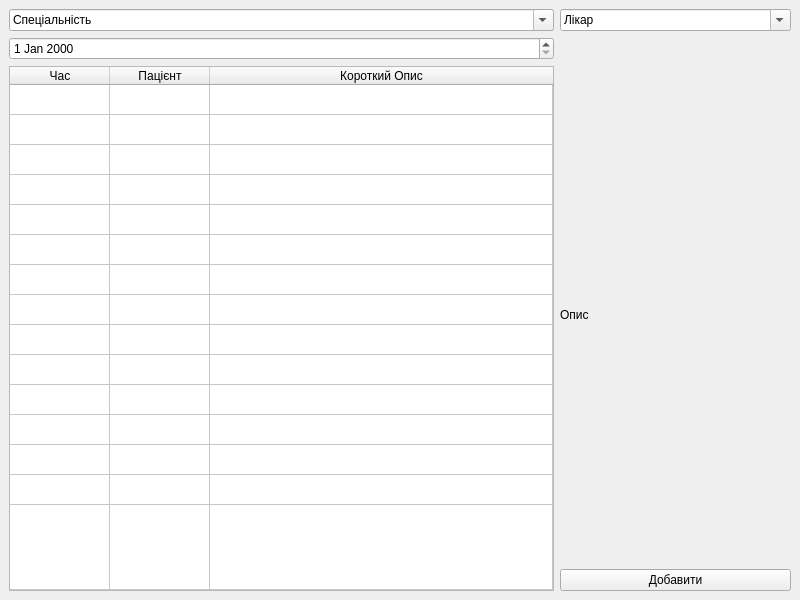
Qt form Courcework_18-19/MedicineCards/patientrecordswindow.ui (MaksWellFine/OOP) before a commit.
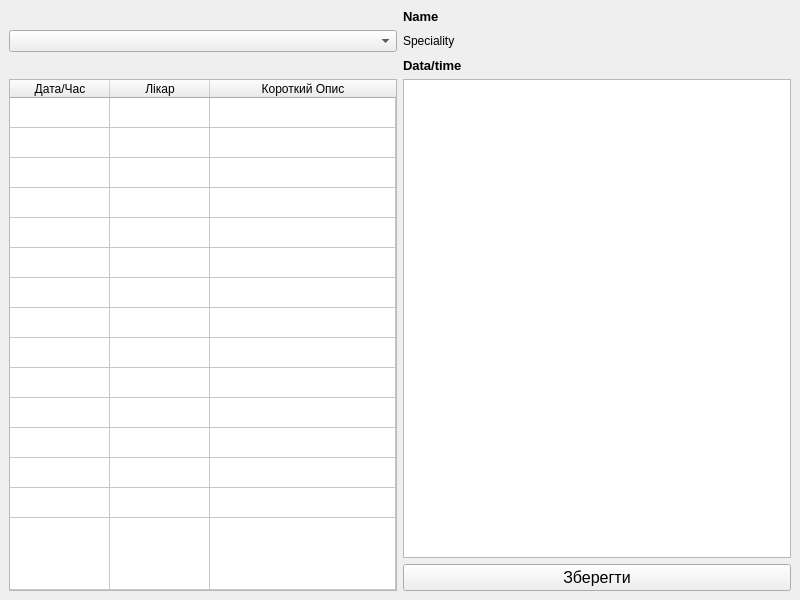
The same form after that commit.

```diff
--- a/Courcework_18-19/MedicineCards/patientrecordswindow.ui
+++ b/Courcework_18-19/MedicineCards/patientrecordswindow.ui
@@ -15,7 +15,10 @@
   </property>
   <widget class="QWidget" name="centralwidget">
    <layout class="QGridLayout" name="gridLayout">
-    <item row="2" column="0" rowspan="2">
+    <item row="3" column="1">
+     <widget class="QTextEdit" name="textEdit"/>
+    </item>
+    <item row="3" column="0" rowspan="2">
      <widget class="QTableWidget" name="tableWidgetPatientRecords">
       <property name="rowCount">
        <number>15</number>
@@ -61,12 +64,12 @@
       <row/>
       <column>
        <property name="text">
-        <string>Час</string>
+        <string>Дата/Час</string>
        </property>
       </column>
       <column>
        <property name="text">
-        <string>Пацієнт</string>
+        <string>Лікар</string>
        </property>
       </column>
       <column>
@@ -76,36 +79,55 @@
       </column>
      </widget>
     </item>
-    <item row="3" column="1">
+    <item row="4" column="1">
      <widget class="QPushButton" name="btnAdd">
-      <property name="text">
-       <string>Добавити</string>
+      <property name="font">
+       <font>
+        <pointsize>12</pointsize>
+       </font>
       </property>
-     </widget>
-    </item>
-    <item row="0" column="0">
-     <widget class="QFontComboBox" name="fontComboBox">
-      <property name="currentText">
-       <string>Спеціальність</string>
+      <property name="text">
+       <string>Зберегти</string>
       </property>
      </widget>
     </item>
     <item row="0" column="1">
-     <widget class="QFontComboBox" name="fontComboBoxDoctors">
-      <property name="currentText">
-       <string>Лікар</string>
+     <widget class="QLabel" name="labelName">
+      <property name="font">
+       <font>
+        <pointsize>10</pointsize>
+        <weight>75</weight>
+        <bold>true</bold>
+       </font>
+      </property>
+      <property name="text">
+       <string>Name</string>
+      </property>
+     </widget>
+    </item>
+    <item row="1" column="1">
+     <widget class="QLabel" name="labelSpeciality">
+      <property name="text">
+       <string>Speciality</string>
       </property>
      </widget>
     </item>
     <item row="2" column="1">
-     <widget class="QLabel" name="labelDescription">
+     <widget class="QLabel" name="labelDataTime">
+      <property name="font">
+       <font>
+        <pointsize>10</pointsize>
+        <weight>75</weight>
+        <bold>true</bold>
+       </font>
+      </property>
       <property name="text">
-       <string>Опис</string>
+       <string>Data/time</string>
       </property>
      </widget>
     </item>
     <item row="1" column="0">
-     <widget class="QDateEdit" name="dateEdit"/>
+     <widget class="QComboBox" name="comboBox"/>
     </item>
    </layout>
   </widget>
```
